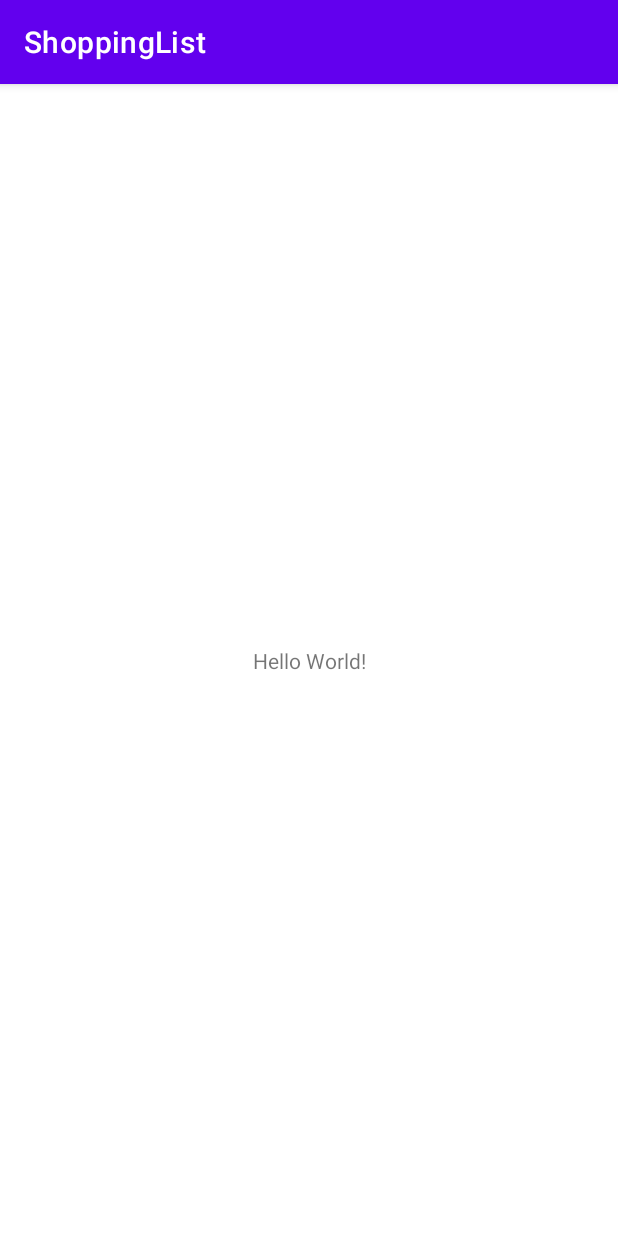
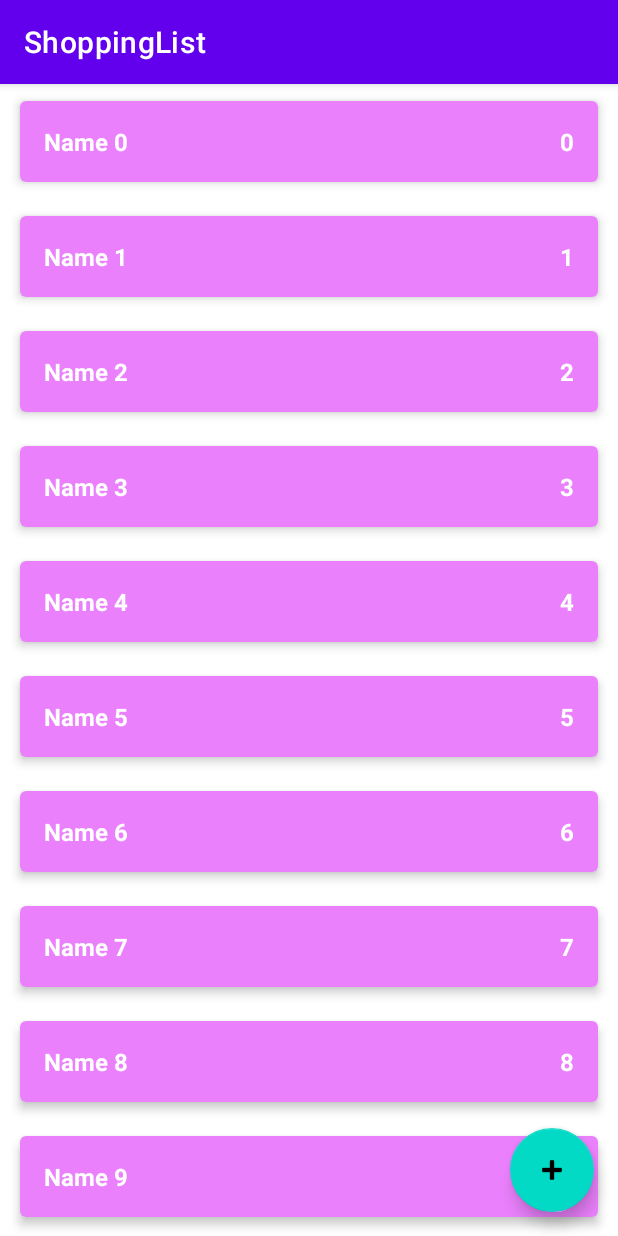
Before and after one commit to BigLebowski9770/ShoppingList, an Android app: the screen it shows after launch (MainActivity), on a phone screen of 412 x 824 dp. Run offline under Robolectric (Android 15) with nearby library versions, the phone set to English and light mode, and no system bars.

Commit message:
Add main Recycler View

```diff
--- /dev/null
+++ b/app/src/main/java/com/example/shoppinglist/data/ShopListRepositoryImpl.kt
@@ -0,0 +1,58 @@
+package com.example.shoppinglist.data
+
+import androidx.lifecycle.LiveData
+import androidx.lifecycle.MutableLiveData
+import com.example.shoppinglist.domain.ShopItem
+import com.example.shoppinglist.domain.ShopItem.Companion.UNDEFINED_ID
+import com.example.shoppinglist.domain.ShopListRepository
+
+
+class ShopListRepositoryImpl() : ShopListRepository {
+
+    private val shopListLD = MutableLiveData<List<ShopItem>>()
+    private val shopList = sortedSetOf<ShopItem>({ o1, o2 -> o1.id.compareTo(o2.id) })
+
+
+    private var autoIncrementId = 0
+
+    init {
+        for (i in 0 until 10) {
+            val item = ShopItem("Name $i", i, true)
+            addShopItem(item)
+        }
+    }
+
+    override fun addShopItem(shopItem: ShopItem) {
+        if (shopItem.id == UNDEFINED_ID) {
+            shopItem.id = autoIncrementId++
+        }
+        shopList.add(shopItem)
+        updateList()
+    }
+
+    override fun removeShopItem(shopItem: ShopItem) {
+        shopList.remove(shopItem)
+        updateList()
+    }
+
+    override fun editShopItem(editShopItem: ShopItem) {
+        val oldElement = getShopItem(editShopItem.id)
+        shopList.remove(oldElement)
+        addShopItem(editShopItem)
+    }
+
+    override fun getShopItem(shopItemId: Int): ShopItem {
+        return shopList.find {
+            it.id == shopItemId
+        } ?: throw RuntimeException("Not found this id $shopItemId")
+    }
+
+    override fun getShopList(): LiveData<List<ShopItem>> {
+        return shopListLD
+    }
+
+    private fun updateList() {
+
+        shopListLD.value = shopList.toList()
+    }
+}
--- a/app/src/main/java/com/example/shoppinglist/domain/AddShopItemUseCase.kt
+++ b/app/src/main/java/com/example/shoppinglist/domain/AddShopItemUseCase.kt
@@ -1,7 +1,8 @@
 package com.example.shoppinglist.domain
 
-class AddShopItemUseCase {
+class AddShopItemUseCase (private val shopListRepository: ShopListRepository) {
     fun addShopItem(shopItem: ShopItem) {
+        shopListRepository.addShopItem(shopItem)
 
     }
 }
--- a/app/src/main/java/com/example/shoppinglist/domain/EditShopItemUseCase.kt
+++ b/app/src/main/java/com/example/shoppinglist/domain/EditShopItemUseCase.kt
@@ -1,8 +1,9 @@
 package com.example.shoppinglist.domain
 
-class EditShopItemUseCase {
+class EditShopItemUseCase(private val shopListRepository: ShopListRepository) {
 
-    fun editShopItem(editShopItem: ShopItem){
+    fun editShopItem(shopItem: ShopItem){
 
+        shopListRepository.editShopItem(shopItem)
     }
 }
--- a/app/src/main/java/com/example/shoppinglist/domain/GetShopItemUseCase.kt
+++ b/app/src/main/java/com/example/shoppinglist/domain/GetShopItemUseCase.kt
@@ -1,7 +1,7 @@
 package com.example.shoppinglist.domain
 
-class GetShopItemUseCase {
-    fun getShopItemId(shopItemId: Int): ShopItem{
-        TODO()
+class GetShopItemUseCase(private val shopListRepository: ShopListRepository) {
+    fun getShopItem(shopItemId: Int): ShopItem{
+        return shopListRepository.getShopItem(shopItemId)
     }
 }
--- a/app/src/main/java/com/example/shoppinglist/domain/GetShopListUseCase.kt
+++ b/app/src/main/java/com/example/shoppinglist/domain/GetShopListUseCase.kt
@@ -1,7 +1,9 @@
 package com.example.shoppinglist.domain
 
-class GetShopListUseCase {
-    fun getShopList(): List<ShopItem>{
-        TODO()
+import androidx.lifecycle.LiveData
+
+class GetShopListUseCase(private val shopListRepository: ShopListRepository) {
+    fun getShopList(): LiveData<List<ShopItem>>{
+        return shopListRepository.getShopList()
     }
 }
--- a/app/src/main/java/com/example/shoppinglist/domain/RemoveShopItemUseCase.kt
+++ b/app/src/main/java/com/example/shoppinglist/domain/RemoveShopItemUseCase.kt
@@ -1,7 +1,9 @@
 package com.example.shoppinglist.domain
 
-class RemoveShopItemUseCase {
+class RemoveShopItemUseCase(private val shopListRepository: ShopListRepository) {
     fun removeShopItem(shopItem: ShopItem) {
+        shopListRepository.removeShopItem(shopItem)
+    }
 
-    }
+
 }
--- a/app/src/main/java/com/example/shoppinglist/domain/ShopItem.kt
+++ b/app/src/main/java/com/example/shoppinglist/domain/ShopItem.kt
@@ -1,8 +1,13 @@
 package com.example.shoppinglist.domain
 
 data class ShopItem(
-    val id: Int,
+
     val name: String,
     val count: Int,
-    val enabled: Boolean
-)
+    val enabled: Boolean,
+    var id: Int = UNDEFINED_ID
+){
+    companion object{
+        const val UNDEFINED_ID = -1
+    }
+}
--- /dev/null
+++ b/app/src/main/java/com/example/shoppinglist/domain/ShopListRepository.kt
@@ -0,0 +1,16 @@
+package com.example.shoppinglist.domain
+
+import androidx.lifecycle.LiveData
+
+interface ShopListRepository {
+
+    fun addShopItem(shopItem: ShopItem)
+
+    fun editShopItem(editShopItem: ShopItem)
+
+    fun removeShopItem(shopItem: ShopItem)
+
+    fun getShopItem(shopItemId: Int): ShopItem
+
+    fun getShopList(): LiveData<List<ShopItem>>
+}
--- a/app/src/main/java/com/example/shoppinglist/presentation/MainActivity.kt
+++ b/app/src/main/java/com/example/shoppinglist/presentation/MainActivity.kt
@@ -2,11 +2,49 @@ package com.example.shoppinglist.presentation
 
 import androidx.appcompat.app.AppCompatActivity
 import android.os.Bundle
+import android.util.Log
+import android.view.LayoutInflater
+import android.widget.LinearLayout
+import android.widget.TextView
+import androidx.lifecycle.ViewModel
+import androidx.lifecycle.ViewModelProvider
 import com.example.shoppinglist.R
+import com.example.shoppinglist.domain.ShopItem
 
 class MainActivity : AppCompatActivity() {
+
+    private lateinit var viewModel: MainViewModel
+    private lateinit var llShopList: LinearLayout
     override fun onCreate(savedInstanceState: Bundle?) {
         super.onCreate(savedInstanceState)
         setContentView(R.layout.activity_main)
+        llShopList = findViewById(R.id.ll_shop_list)
+        viewModel = ViewModelProvider(this)[MainViewModel::class.java]
+        viewModel.shopList.observe(this) {
+
+            showList(it)
+
+        }
+    }
+
+    private fun showList(list: List<ShopItem>) {
+        llShopList.removeAllViews()
+        for (shopItem in list) {
+            val layoutId = if (shopItem.enabled) {
+                R.layout.item_shop_enabled
+            } else {
+                R.layout.item_shop_disabled
+            }
+            val view = LayoutInflater.from(this).inflate(layoutId, llShopList, false)
+            val tvName = view.findViewById<TextView>(R.id.tv_name)
+            val tvCount = view.findViewById<TextView>(R.id.tv_count)
+            tvName.text = shopItem.name
+            tvCount.text = shopItem.count.toString()
+            view.setOnLongClickListener {
+                viewModel.changeEnabledState(shopItem)
+                true
+            }
+            llShopList.addView(view)
+        }
     }
 }
--- /dev/null
+++ b/app/src/main/java/com/example/shoppinglist/presentation/MainViewModel.kt
@@ -0,0 +1,26 @@
+package com.example.shoppinglist.presentation
+
+import androidx.lifecycle.MutableLiveData
+import androidx.lifecycle.ViewModel
+import com.example.shoppinglist.data.ShopListRepositoryImpl
+import com.example.shoppinglist.domain.*
+
+class MainViewModel : ViewModel(){
+
+    private val repository = ShopListRepositoryImpl()
+
+    private val getShopListUseCase = GetShopListUseCase(repository)
+    private val removeShopItemUseCase = RemoveShopItemUseCase(repository)
+    private val editShopItemUseCase = EditShopItemUseCase(repository)
+
+    val shopList = getShopListUseCase.getShopList()
+
+    fun removeShopItem(shopItem: ShopItem){
+        removeShopItemUseCase.removeShopItem(shopItem)
+    }
+
+    fun changeEnabledState(shopItem: ShopItem){
+        val newItem = shopItem.copy(enabled = !shopItem.enabled)
+        editShopItemUseCase.editShopItem(newItem)
+    }
+}
--- a/app/src/main/res/layout/activity_main.xml
+++ b/app/src/main/res/layout/activity_main.xml
@@ -6,13 +6,43 @@
     android:layout_height="match_parent"
     tools:context=".presentation.MainActivity">
 
-    <TextView
-        android:layout_width="wrap_content"
-        android:layout_height="wrap_content"
-        android:text="Hello World!"
+
+    <ScrollView
+        android:layout_width="match_parent"
+        android:layout_height="match_parent">
+
+        <LinearLayout
+            android:id="@+id/ll_shop_list"
+            android:layout_width="match_parent"
+            android:layout_height="match_parent"
+            android:orientation="vertical"
+            />
+
+    </ScrollView>
+
+    <androidx.recyclerview.widget.RecyclerView
+        android:id="@+id/rv_shop_list"
+        android:layout_width="0dp"
+        android:layout_height="0dp"
+        android:visibility="gone"
         app:layout_constraintBottom_toBottomOf="parent"
         app:layout_constraintEnd_toEndOf="parent"
         app:layout_constraintStart_toStartOf="parent"
-        app:layout_constraintTop_toTopOf="parent" />
+        app:layout_constraintTop_toTopOf="parent"
+        app:layoutManager="androidx.recyclerview.widget.LinearLayoutManager"
+        tools:listitem="@layout/item_shop_enabled" />
 
+    <com.google.android.material.floatingactionbutton.FloatingActionButton
+        android:id="@+id/floatingActionButton"
+        android:layout_width="wrap_content"
+        android:layout_height="wrap_content"
+        android:layout_marginEnd="16dp"
+        android:layout_marginBottom="16dp"
+        android:clickable="true"
+        android:contentDescription="Add new Element"
+        android:focusable="true"
+        app:layout_constraintBottom_toBottomOf="parent"
+        app:layout_constraintEnd_toEndOf="parent"
+        app:srcCompat="@android:drawable/ic_input_add"
+         />
 </androidx.constraintlayout.widget.ConstraintLayout>
--- /dev/null
+++ b/app/src/main/res/layout/item_shop_enabled.xml
@@ -0,0 +1,42 @@
+<?xml version="1.0" encoding="utf-8"?>
+<androidx.cardview.widget.CardView xmlns:android="http://schemas.android.com/apk/res/android"
+    xmlns:tools="http://schemas.android.com/tools"
+    xmlns:app="http://schemas.android.com/apk/res-auto"
+    android:layout_width="match_parent"
+    android:layout_height="wrap_content"
+    android:layout_marginStart="8dp"
+    android:layout_marginTop="4dp"
+    android:layout_marginEnd="8dp"
+    android:layout_marginBottom="4dp"
+    app:cardCornerRadius="4dp"
+    app:cardElevation="4dp"
+    app:cardUseCompatPadding="true">
+
+
+    <LinearLayout
+        android:layout_width="match_parent"
+        android:layout_height="wrap_content"
+        android:background="@color/enabled_pink"
+        android:orientation="horizontal"
+        android:padding="16dp">
+
+        <TextView
+            android:id="@+id/tv_name"
+            android:layout_width="wrap_content"
+            android:layout_height="match_parent"
+            android:layout_weight="1"
+            android:textSize="16dp"
+            android:textStyle="bold"
+            android:textColor="@color/white"
+            android:text="Картошка" />
+
+        <TextView
+            android:id="@+id/tv_count"
+            android:layout_width="wrap_content"
+            android:layout_height="wrap_content"
+            android:textSize="16dp"
+            android:textStyle="bold"
+            android:textColor="@color/white"
+            android:text="1" />
+    </LinearLayout>
+</androidx.cardview.widget.CardView>
--- a/app/src/main/res/values/colors.xml
+++ b/app/src/main/res/values/colors.xml
@@ -7,4 +7,6 @@
     <color name="teal_700">#FF018786</color>
     <color name="black">#FF000000</color>
     <color name="white">#FFFFFFFF</color>
+    <color name="enabled_pink">#EA80FC</color>
+    <color name="disabled_pink">#33EA80FC</color>
 </resources>
```
Also changed, not shown: app/src/main/java/com/example/shoppinglist/presentation/ShopListAdapter.kt (added, +41 -0 lines), app/src/main/res/layout/item_shop_disabled.xml (added, +44 -0 lines).
